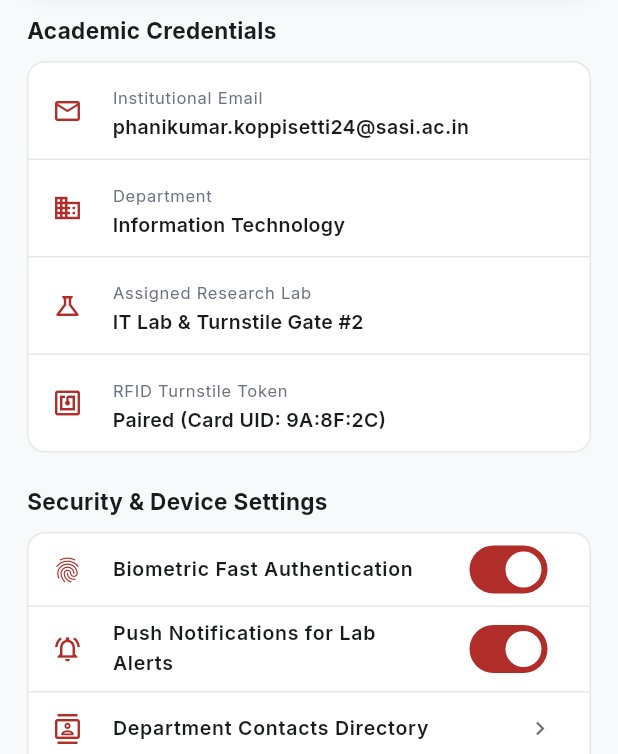
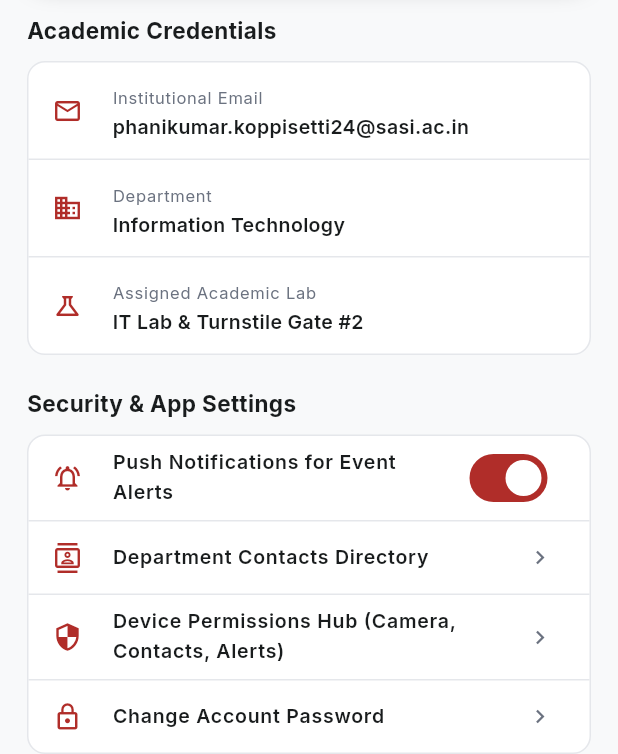
Before and after one commit to phani-kumar-01/elite-app1, a Flutter app: the StudentProfileScreen screen opened directly, on a phone screen of 412 x 824 dp, the part 482-1236 px from its top. Run offline on Flutter 3.47's test engine with Material 3 defaults, Android fonts, the light colour scheme and no system bars; our stand-ins replace google_fonts, permission_handler, qr_flutter, supabase_flutter; accounts and stored records are empty.

Commit message:
feat: completely remove biometric and NFC features, update release build v1.0.4

```diff
--- a/lib/ui/student/student_profile_screen.dart
+++ b/lib/ui/student/student_profile_screen.dart
@@ -151,9 +151,7 @@ class StudentProfileScreen extends StatelessWidget {
                   const Divider(height: 1, color: AppColors.outline),
                   _infoTile('Department', user.department, Icons.domain),
                   const Divider(height: 1, color: AppColors.outline),
-                  _infoTile('Assigned Research Lab', user.labPassRoom, Icons.science_outlined),
-                  const Divider(height: 1, color: AppColors.outline),
-                  _infoTile('RFID Turnstile Token', 'Paired (Card UID: 9A:8F:2C)', Icons.nfc),
+                  _infoTile('Assigned Academic Lab', user.labPassRoom, Icons.science_outlined),
                 ],
               ),
             ),
@@ -161,7 +159,7 @@ class StudentProfileScreen extends StatelessWidget {
 
             // Settings & Preferences
             Text(
-              'Security & Device Settings',
+              'Security & App Settings',
               style: GoogleFonts.inter(fontSize: 15, fontWeight: FontWeight.w700, color: AppColors.onSurface),
             ),
             const SizedBox(height: 10),
@@ -173,20 +171,17 @@ class StudentProfileScreen extends StatelessWidget {
               ),
               child: Column(
                 children: [
-                  _switchTile('Biometric Fast Authentication', true, Icons.fingerprint),
+                  _switchTile('Push Notifications for Event Alerts', true, Icons.notifications_active_outlined),
                   const Divider(height: 1, color: AppColors.outline),
-                  _switchTile('Push Notifications for Lab Alerts', true, Icons.notifications_active_outlined),
-                  const Divider(height: 1, color: AppColors.outline),
-                                    _actionTile(context, 'Department Contacts Directory', Icons.contacts_outlined, onTap: () {
+                  _actionTile(context, 'Department Contacts Directory', Icons.contacts_outlined, onTap: () {
                     Navigator.push(context, MaterialPageRoute(builder: (_) => const ContactsScreen()));
                   }),
                   const Divider(height: 1, color: AppColors.outline),
-
                   _actionTile(context, 'Device Permissions Hub (Camera, Contacts, Alerts)', Icons.security, onTap: () {
                     PermissionDialog.show(context);
                   }),
                   const Divider(height: 1, color: AppColors.outline),
-                  _actionTile(context, 'Change Security PIN / Password', Icons.lock_outline),
+                  _actionTile(context, 'Change Account Password', Icons.lock_outline),
                 ],
               ),
             ),
```
Also changed, not shown: lib/core/widgets/app_widgets.dart (+3 -12 lines), lib/ui/auth/login_screen.dart (+0 -23 lines), lib/ui/student/attendance_screen.dart (+10 -18 lines), 1 other file.
